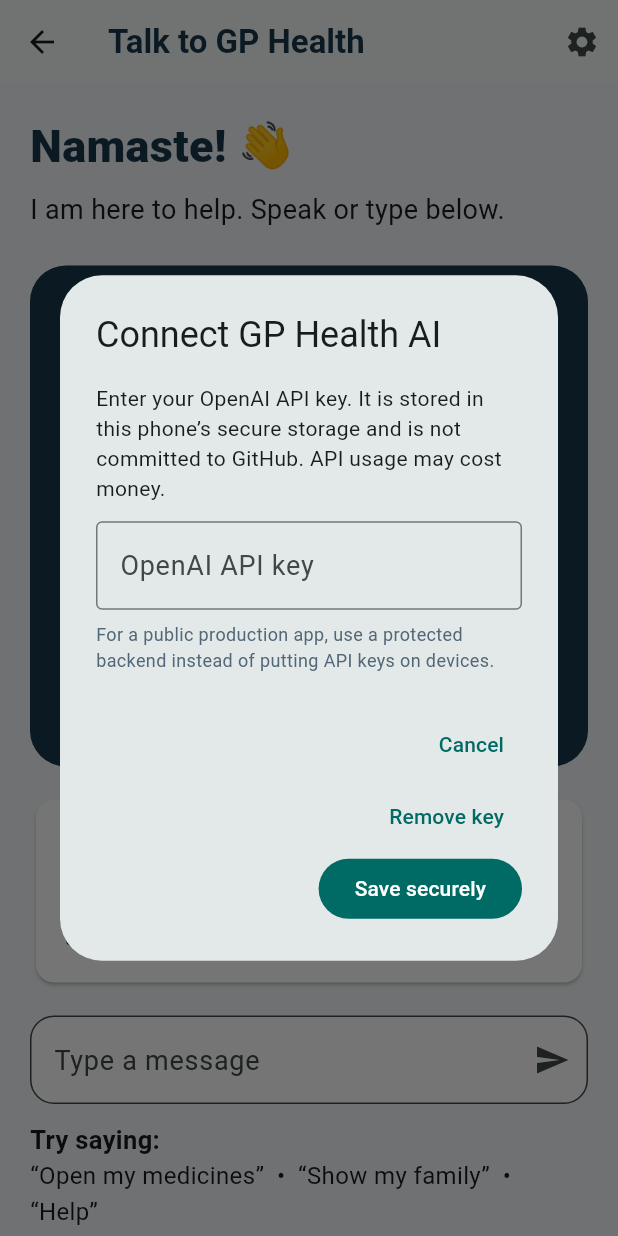
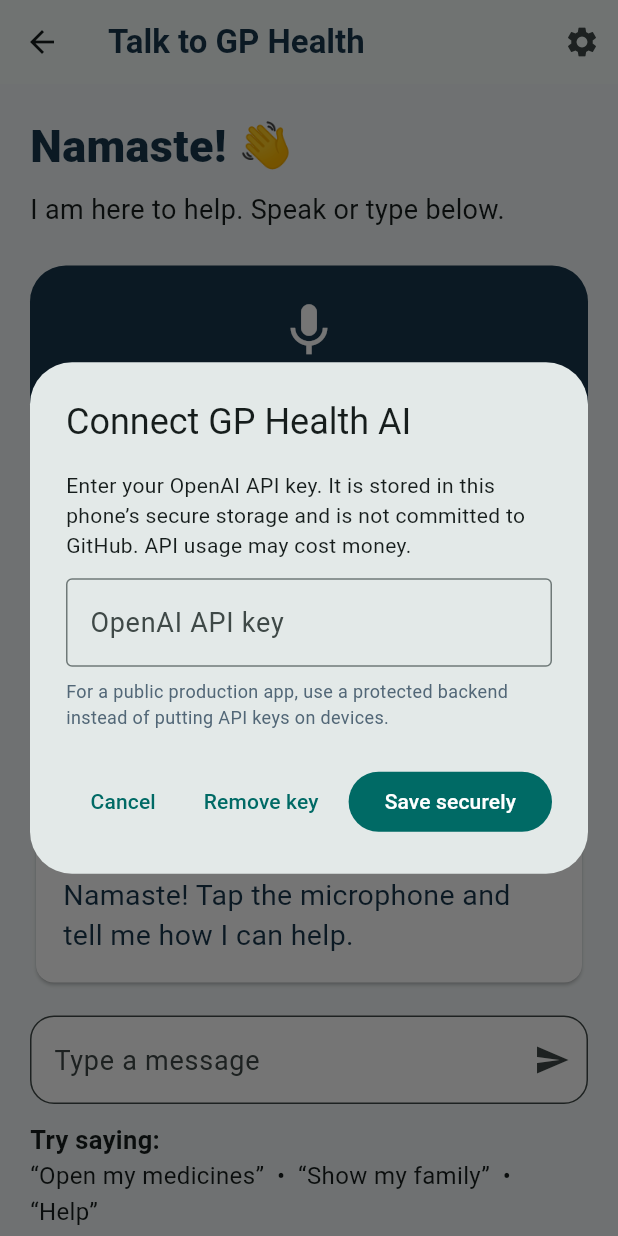
Before and after one commit to hungdev70-star/GP-health, a Flutter app: the AssistantPage screen opened directly with empty values, after a tap on the "settings" icon, on a phone screen of 412 x 824 dp. Run offline on Flutter 3.47's test engine with Material 3 defaults, Android fonts, the phone set to English and light mode, and no system bars; our stand-ins replace flutter_secure_storage, flutter_tts, shared_preferences, speech_to_text; accounts and stored records are empty.

Commit message:
Fix AI key dialog overflow on phones

```diff
--- a/lib/assistant_page.dart
+++ b/lib/assistant_page.dart
@@ -170,8 +170,11 @@ class _AssistantPageState extends State<AssistantPage> {
     final shouldSave = await showDialog<bool>(
       context: context,
       builder: (dialogContext) => AlertDialog(
+        scrollable: true,
+        insetPadding: const EdgeInsets.symmetric(horizontal: 20, vertical: 20),
         title: const Text('Connect GP Health AI'),
-        content: Column(
+        content: SingleChildScrollView(
+          child: Column(
           mainAxisSize: MainAxisSize.min,
           crossAxisAlignment: CrossAxisAlignment.start,
           children: [
@@ -191,6 +194,7 @@ class _AssistantPageState extends State<AssistantPage> {
             const Text('For a public production app, use a protected backend instead of putting API keys on devices.',
               style: TextStyle(fontSize: 12, color: Color(0xFF526777))),
           ],
+          ),
         ),
         actions: [
           TextButton(onPressed: () => Navigator.pop(dialogContext, false), child: const Text('Cancel')),
```
